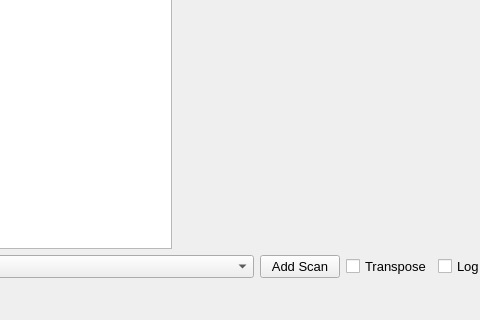
Old version of the form ptychi_file_browser.ui in the repository jooneal225/ptychi-file-browser; both pictures show x 340 to 820 and y 445 to 765 of the 1359 by 765 pixel window.
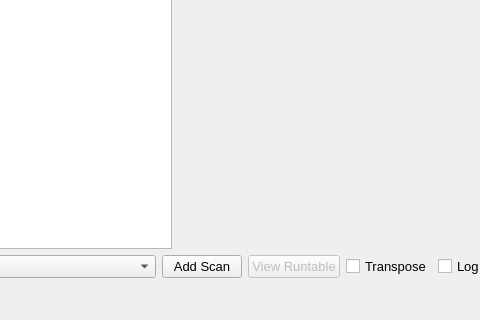
New version of the form.

Diff of the .ui file:
```diff
--- a/ptychi_file_browser.ui
+++ b/ptychi_file_browser.ui
@@ -313,6 +313,24 @@
           </property>
          </widget>
         </item>
+        <item>
+         <widget class="QPushButton" name="pushButton_viewRuntable">
+          <property name="enabled">
+           <bool>false</bool>
+          </property>
+          <property name="font">
+           <font>
+            <pointsize>10</pointsize>
+           </font>
+          </property>
+          <property name="toolTip">
+           <string>Show the log csv as a color-coded table</string>
+          </property>
+          <property name="text">
+           <string>View Runtable</string>
+          </property>
+         </widget>
+        </item>
         <item>
          <widget class="QCheckBox" name="checkBox_transpose">
           <property name="font">
```
